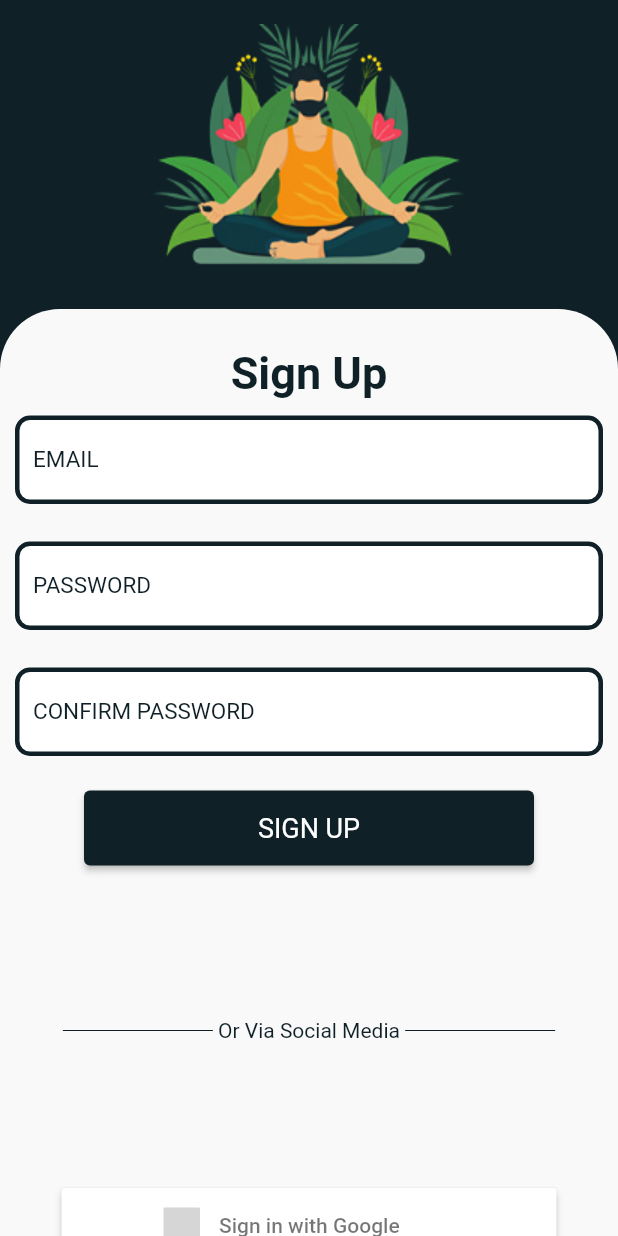
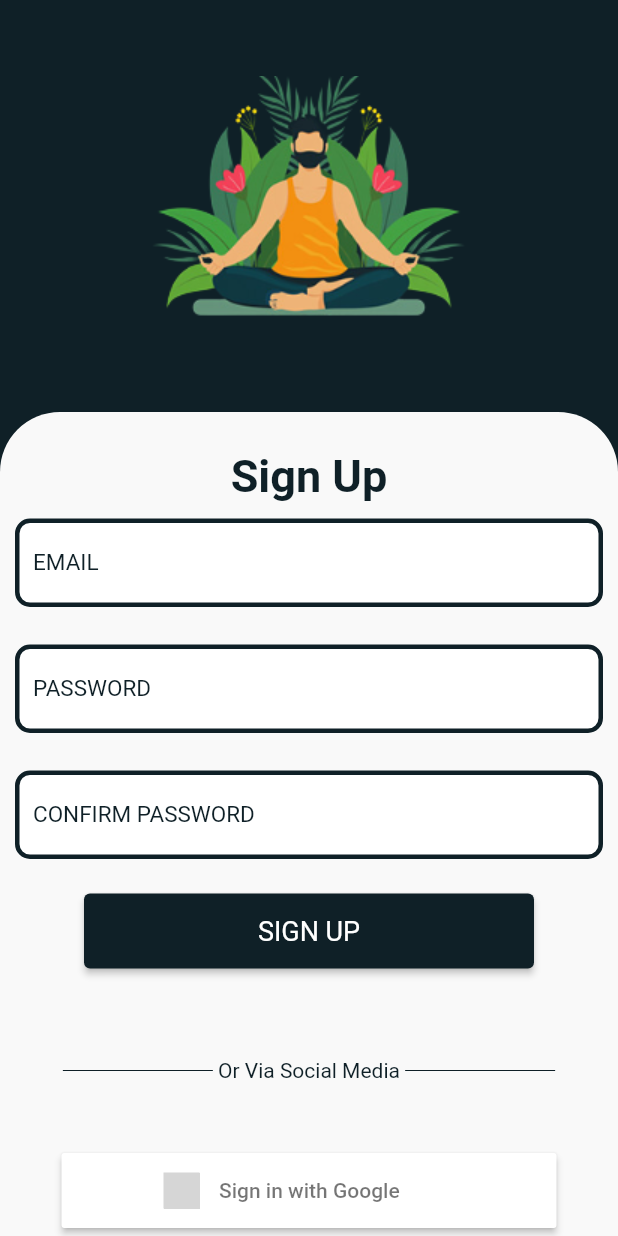
Before and after one commit to Adiwait4it04/Notes-App, a Flutter app: the Signup screen opened directly, on a phone screen of 412 x 824 dp. Run offline on Flutter 3.47's test engine with Material 2 defaults, Android fonts, the phone set to English and light mode, and no system bars; our stand-ins replace firebase_auth, flutter_signin_button, google_fonts, google_sign_in, smooth_page_indicator; accounts and stored records are empty; grey boxes are pictures that could not be loaded.

Commit message:
latest 12:42 1/03/23

```diff
--- a/lib/screens/SignUp_page.dart
+++ b/lib/screens/SignUp_page.dart
@@ -49,7 +49,7 @@ class _SignupState extends State<Signup> {
                 ),
               ),
               Expanded(
-                flex: 3,
+                flex: 2,
                 child: Container(
                   width: double.infinity,
                   decoration: BoxDecoration(
@@ -218,7 +218,7 @@ class _SignupState extends State<Signup> {
                         ),
                       ),
                       SizedBox(
-                        height: 2,
+                        height: 10,
                       ),
                       Center(
                         child: Row(
@@ -228,7 +228,7 @@ class _SignupState extends State<Signup> {
                               child: Divider(
                                 color: Color(0xFF0F2027),
                               ),
-                              height: 200,
+                              height: 100,
                               width: 100,
                             ),
                             Text(
@@ -241,7 +241,7 @@ class _SignupState extends State<Signup> {
                               child: Divider(
                                 color: Color(0xFF0F2027),
                               ),
-                              height: 200,
+                              height: 100,
                               width: 100,
                             ),
                           ],
@@ -253,10 +253,11 @@ class _SignupState extends State<Signup> {
                       loading
                           ? CircularProgressIndicator()
                           : Center(
+                              child: Center(
                                 child: Container(
                                   height: 50.0,
                                   width: 330.0,
-                                child: SignInButton(Buttons.Google, mini: false,
+                                  child: SignInButton(Buttons.Google,
                                       onPressed: () async {
                                     setState(
                                       () {
@@ -277,7 +278,8 @@ class _SignupState extends State<Signup> {
                                     );
                                   }),
                                 ),
-                            )
+                              ),
+                            ),
                     ],
                   ),
                 ),
```
Also changed, not shown: 1 other file. Lines whose indentation alone changed are shown as unchanged.
